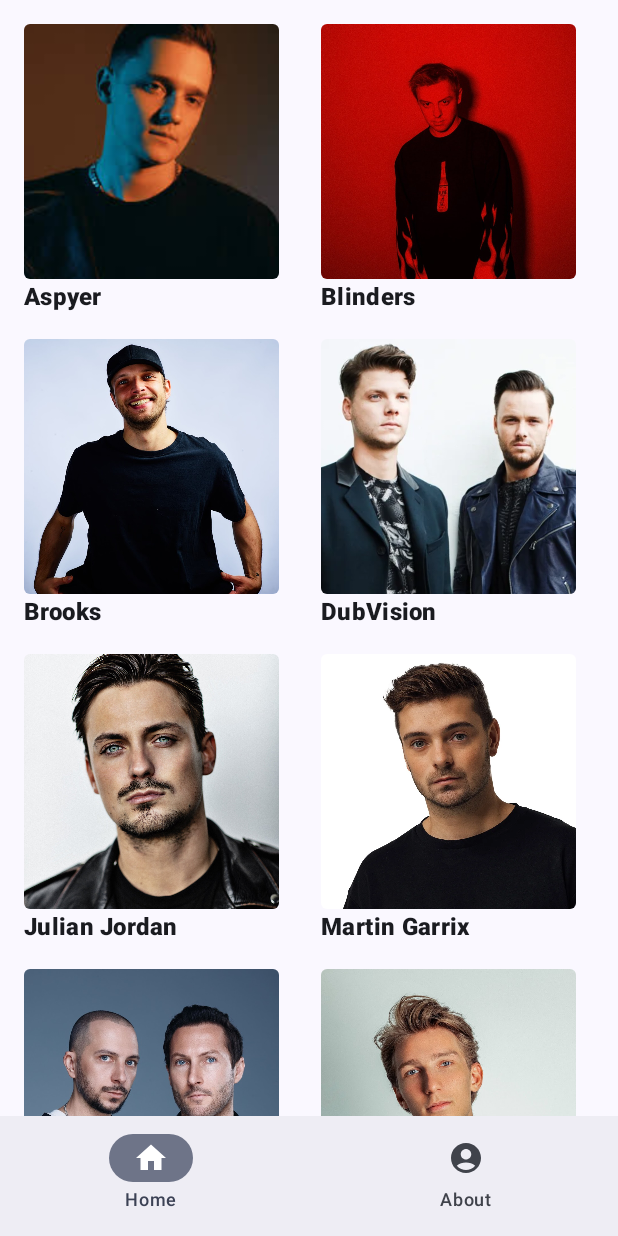
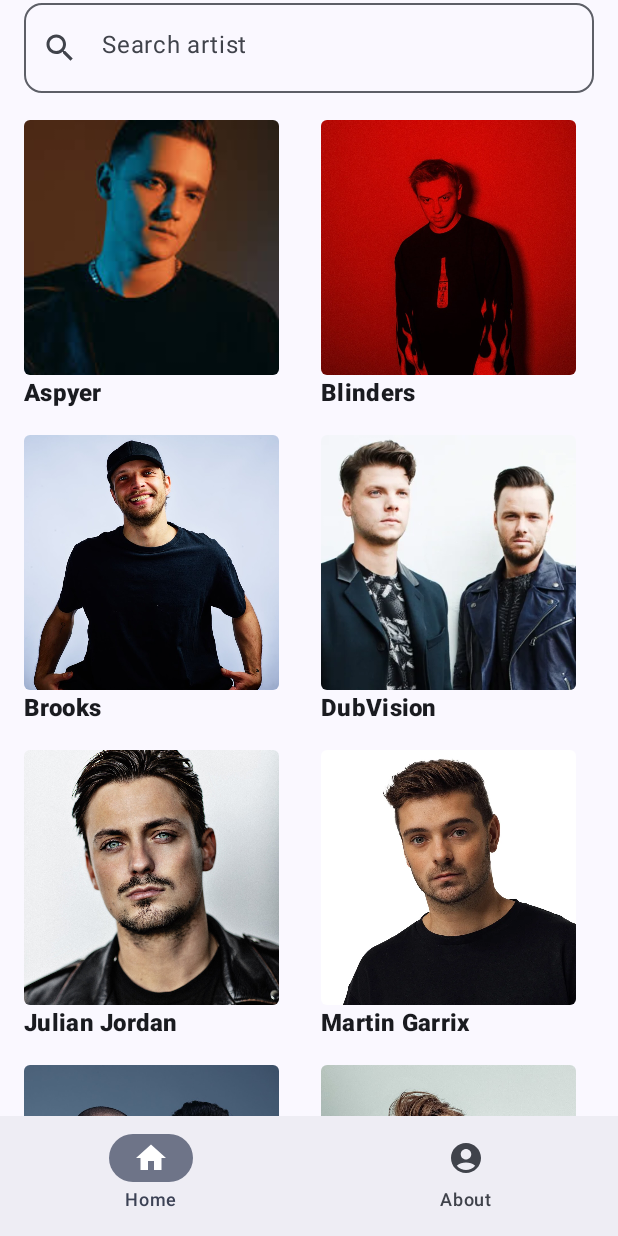
Before and after one commit to dima5fahrul/belajar-jetpack-compose, an Android app built with Jetpack Compose: the screen it shows after launch (MainActivity), on a phone screen of 412 x 824 dp. Run offline under Robolectric (Android 15) with nearby library versions, the phone set to English and light mode, and no system bars; pictures from the network do not load.

Commit message:
feat: search bar

```diff
--- /dev/null
+++ b/SubmissionJetapackCompose/app/src/main/java/com/example/submissionjetapackcompose/ui/components/HomeTopBar.kt
@@ -0,0 +1,31 @@
+package com.example.submissionjetapackcompose.ui.components
+
+import androidx.compose.foundation.layout.Spacer
+import androidx.compose.foundation.layout.fillMaxWidth
+import androidx.compose.foundation.layout.padding
+import androidx.compose.material3.ExperimentalMaterial3Api
+import androidx.compose.material3.TopAppBar
+import androidx.compose.runtime.Composable
+import androidx.compose.ui.Modifier
+import androidx.compose.ui.unit.dp
+
+@OptIn(ExperimentalMaterial3Api::class)
+@Composable
+fun HomeTopBar(
+    query: String,
+    onQueryChange: (String) -> Unit
+) {
+    TopAppBar(
+        modifier = Modifier.fillMaxWidth(),
+        title = {
+            SearchBar(
+                query = query,
+                onQueryChange = onQueryChange,
+                modifier = Modifier.fillMaxWidth()
+            )
+        },
+        actions = {
+            Spacer(modifier = Modifier.padding(horizontal = 8.dp))
+        }
+    )
+}
--- /dev/null
+++ b/SubmissionJetapackCompose/app/src/main/java/com/example/submissionjetapackcompose/ui/components/SearchBar.kt
@@ -0,0 +1,42 @@
+package com.example.submissionjetapackcompose.ui.components
+
+import androidx.compose.foundation.layout.fillMaxWidth
+import androidx.compose.foundation.layout.heightIn
+import androidx.compose.material.icons.Icons
+import androidx.compose.material.icons.filled.Search
+import androidx.compose.material3.Icon
+import androidx.compose.material3.MaterialTheme
+import androidx.compose.material3.OutlinedTextField
+import androidx.compose.material3.Text
+import androidx.compose.runtime.Composable
+import androidx.compose.ui.Modifier
+import androidx.compose.ui.res.stringResource
+import androidx.compose.ui.unit.dp
+import com.example.submissionjetapackcompose.R
+
+@Composable
+fun SearchBar(
+    query: String,
+    onQueryChange: (String) -> Unit,
+    modifier: Modifier = Modifier
+) {
+    OutlinedTextField(
+        value = query,
+        onValueChange = onQueryChange,
+        leadingIcon = {
+            Icon(
+                imageVector = Icons.Default.Search,
+                contentDescription = null,
+                tint = MaterialTheme.colorScheme.onSurfaceVariant
+            )
+        },
+        placeholder = {
+            Text(stringResource(R.string.search_artist))
+        },
+        shape = MaterialTheme.shapes.medium,
+        modifier = modifier
+            .fillMaxWidth()
+            .heightIn(min = 48.dp)
+    )
+
+}
--- a/SubmissionJetapackCompose/app/src/main/java/com/example/submissionjetapackcompose/ui/screen/home/HomeScreen.kt
+++ b/SubmissionJetapackCompose/app/src/main/java/com/example/submissionjetapackcompose/ui/screen/home/HomeScreen.kt
@@ -1,13 +1,26 @@
 package com.example.submissionjetapackcompose.ui.screen.home
 
+import androidx.compose.animation.AnimatedVisibility
+import androidx.compose.animation.fadeIn
+import androidx.compose.animation.fadeOut
+import androidx.compose.animation.slideInVertically
+import androidx.compose.animation.slideOutVertically
 import androidx.compose.foundation.clickable
 import androidx.compose.foundation.layout.Arrangement
 import androidx.compose.foundation.layout.PaddingValues
+import androidx.compose.foundation.layout.padding
 import androidx.compose.foundation.lazy.grid.GridCells
+import androidx.compose.foundation.lazy.grid.LazyGridState
 import androidx.compose.foundation.lazy.grid.LazyVerticalGrid
 import androidx.compose.foundation.lazy.grid.items
+import androidx.compose.foundation.lazy.grid.rememberLazyGridState
+import androidx.compose.material3.Scaffold
 import androidx.compose.runtime.Composable
 import androidx.compose.runtime.collectAsState
+import androidx.compose.runtime.derivedStateOf
+import androidx.compose.runtime.getValue
+import androidx.compose.runtime.remember
+import androidx.compose.runtime.rememberCoroutineScope
 import androidx.compose.ui.Modifier
 import androidx.compose.ui.unit.dp
 import androidx.lifecycle.viewmodel.compose.viewModel
@@ -16,15 +29,31 @@
 import com.example.submissionjetapackcompose.di.Injection
 import com.example.submissionjetapackcompose.model.Artist
 import com.example.submissionjetapackcompose.ui.components.ArtistItem
+import com.example.submissionjetapackcompose.ui.components.HomeTopBar
+import com.example.submissionjetapackcompose.ui.components.ScrollToTopButton
+import kotlinx.coroutines.launch
 
 @Composable
 fun HomeScreen(
-    modifier: Modifier = Modifier,
     viewModel: HomeViewModel = viewModel(
         factory = ViewModelFactory(Injection.provideRepository())
     ),
     navigateToDetail: (Long) -> Unit
 ) {
+    val gridState = rememberLazyGridState()
+    val scope = rememberCoroutineScope()
+    val showButton: Boolean by remember {
+        derivedStateOf {
+            gridState.firstVisibleItemIndex > 0
+        }
+    }
+    val query by viewModel.query
+
+    Scaffold(
+        topBar = {
+            HomeTopBar(query, viewModel::search)
+        }
+    ) { innerPadding ->
         viewModel.uiState.collectAsState(initial = UiState.Loading).value.let { uiState ->
             when (uiState) {
                 is UiState.Loading -> {
@@ -34,12 +63,20 @@
                 is UiState.Success -> {
                     HomeContent(
                         artist = uiState.data,
-                    modifier = modifier,
-                    navigateToDetail = navigateToDetail
+                        modifier = Modifier.padding(innerPadding),
+                        navigateToDetail = navigateToDetail,
+                        showButton = showButton,
+                        gridState = gridState,
+                        onClickTop = {
+                            scope.launch {
+                                gridState.animateScrollToItem(0)
+                            }
+                        }
                     )
                 }
 
                 is UiState.Error -> {}
+            }
         }
     }
 }
@@ -48,9 +85,13 @@
 fun HomeContent(
     artist: List<Artist>,
     modifier: Modifier = Modifier,
-    navigateToDetail: (Long) -> Unit
+    navigateToDetail: (Long) -> Unit,
+    showButton: Boolean = false,
+    gridState: LazyGridState,
+    onClickTop: () -> Unit = {}
 ) {
     LazyVerticalGrid(
+        state = gridState,
         columns = GridCells.Adaptive(160.dp),
         contentPadding = PaddingValues(16.dp),
         horizontalArrangement = Arrangement.spacedBy(16.dp),
@@ -67,4 +108,17 @@
             )
         }
     }
+    AnimatedVisibility(
+        visible = showButton,
+        enter = fadeIn() + slideInVertically(),
+        exit = fadeOut() + slideOutVertically(),
+        modifier = Modifier
+            .padding(bottom = 30.dp)
+    ) {
+        ScrollToTopButton(
+            onClick = {
+                onClickTop()
             }
+        )
+    }
+}
--- a/SubmissionJetapackCompose/app/src/main/java/com/example/submissionjetapackcompose/ui/screen/home/HomeViewModel.kt
+++ b/SubmissionJetapackCompose/app/src/main/java/com/example/submissionjetapackcompose/ui/screen/home/HomeViewModel.kt
@@ -1,5 +1,7 @@
 package com.example.submissionjetapackcompose.ui.screen.home
 
+import androidx.compose.runtime.State
+import androidx.compose.runtime.mutableStateOf
 import androidx.lifecycle.ViewModel
 import androidx.lifecycle.viewModelScope
 import com.example.submissionjetapackcompose.common.UiState
@@ -28,5 +30,12 @@
                 }
         }
     }
-    fun searchArtists(query: String) = repository.searchArtists(query)
+
+    private val _query = mutableStateOf("")
+    val query: State<String> get() = _query
+
+    fun search(newQuery: String) {
+        _query.value = newQuery
+        _uiState.value = UiState.Success(repository.searchArtists(_query.value))
+    }
 }
--- a/SubmissionJetapackCompose/app/src/main/res/values/strings.xml
+++ b/SubmissionJetapackCompose/app/src/main/res/values/strings.xml
@@ -66,4 +66,6 @@
     <string name="dimas_fahrul">Dimas Fahrul</string>
     <string name="dfahrul07_gmail_com">dfahrul07@gmail.com</string>
     <string name="dimasfahrul_my_id">dimasfahrul.my.id</string>
+    <string name="search_artist">Search artist</string>
+    <string name="scroll_to_top">Scroll to top</string>
 </resources>
```
Also changed, not shown: SubmissionJetapackCompose/app/src/main/java/com/example/submissionjetapackcompose/ui/components/ScrollToTopButton.kt (added, +31 -0 lines). Lines whose indentation alone changed are shown as unchanged.
